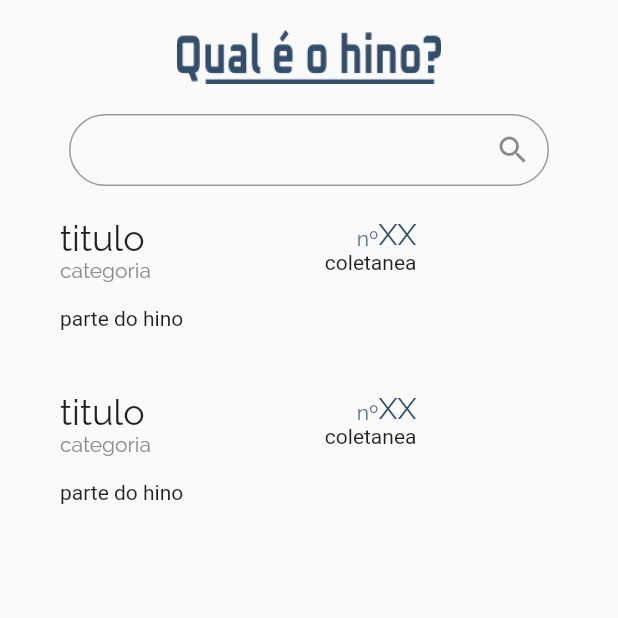
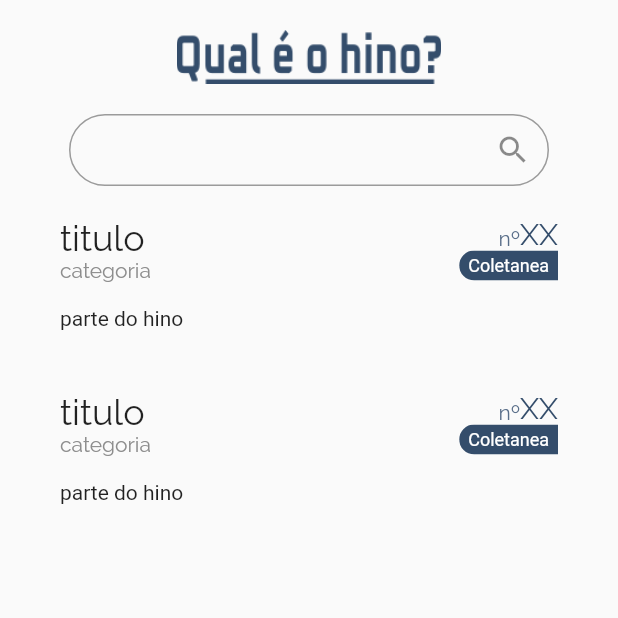
Before and after one commit to evaristocosta/pesquisadorDeHinos, a Flutter app: the screen it shows after launch, on a phone screen of 412 x 824 dp, the top half of it. Run offline on Flutter 3.47's test engine with Material 2 defaults, Android fonts, the phone set to English and light mode, and no system bars.

Commit message:
listagem ok

```diff
--- a/lib/vista/pesquisador.dart
+++ b/lib/vista/pesquisador.dart
@@ -49,11 +49,14 @@ class _PesquisadorAppState extends State<PesquisadorApp> {
                 itemBuilder: (context, position) {
                   return Container(
                     padding: EdgeInsets.symmetric(horizontal: 40, vertical: 20),
-                    child: Row(
+                    child: Flex(
+                      direction: Axis.horizontal,
                       mainAxisAlignment: MainAxisAlignment.spaceBetween,
                       crossAxisAlignment: CrossAxisAlignment.start,
+                      mainAxisSize: MainAxisSize.max,
                       children: <Widget>[
-                        Column(
+                        Expanded(
+                          child: Column(
                             crossAxisAlignment: CrossAxisAlignment.start,
                             children: <Widget>[
                               Text(
@@ -76,11 +79,14 @@ class _PesquisadorAppState extends State<PesquisadorApp> {
                               )
                             ],
                           ),
-                        Column(
+                        ),
+                        Expanded(
+                          child: Column(
                             crossAxisAlignment: CrossAxisAlignment.end,
                             children: <Widget>[
                               Row(
                                 crossAxisAlignment: CrossAxisAlignment.end,
+                                mainAxisAlignment: MainAxisAlignment.end,
                                 children: <Widget>[
                                   Text(
                                     'nº',
@@ -97,8 +103,22 @@ class _PesquisadorAppState extends State<PesquisadorApp> {
                                   ),
                                 ],
                               ),
-                            Text('coletanea')
+                              ClipRRect(
+                                borderRadius: BorderRadius.only(
+                                  bottomLeft: Radius.circular(20),
+                                  topLeft: Radius.circular(20),
+                                ),
+                                child: Container(
+                                    color: RequisitaCor.requisitaAzul(30),
+                                    padding: EdgeInsets.symmetric(vertical: 3, horizontal: 6),
+                                    child: Text(
+                                      'Coletanea',
+                                      style: TextStyle(
+                                          color: Colors.white, fontSize: 12),
+                                    )),
+                              )
                             ],
+                          ),
                         ),
                         Container(
                           height: 10,
```
Lines whose indentation alone changed are shown as unchanged.
